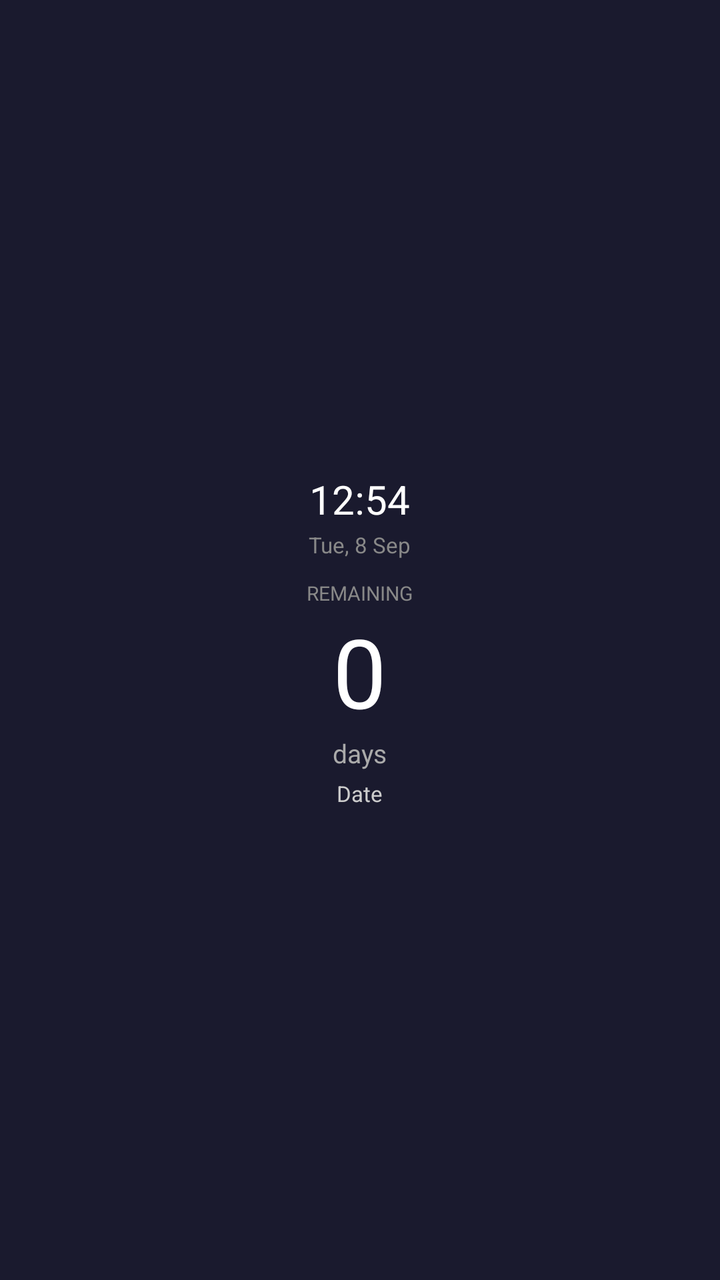
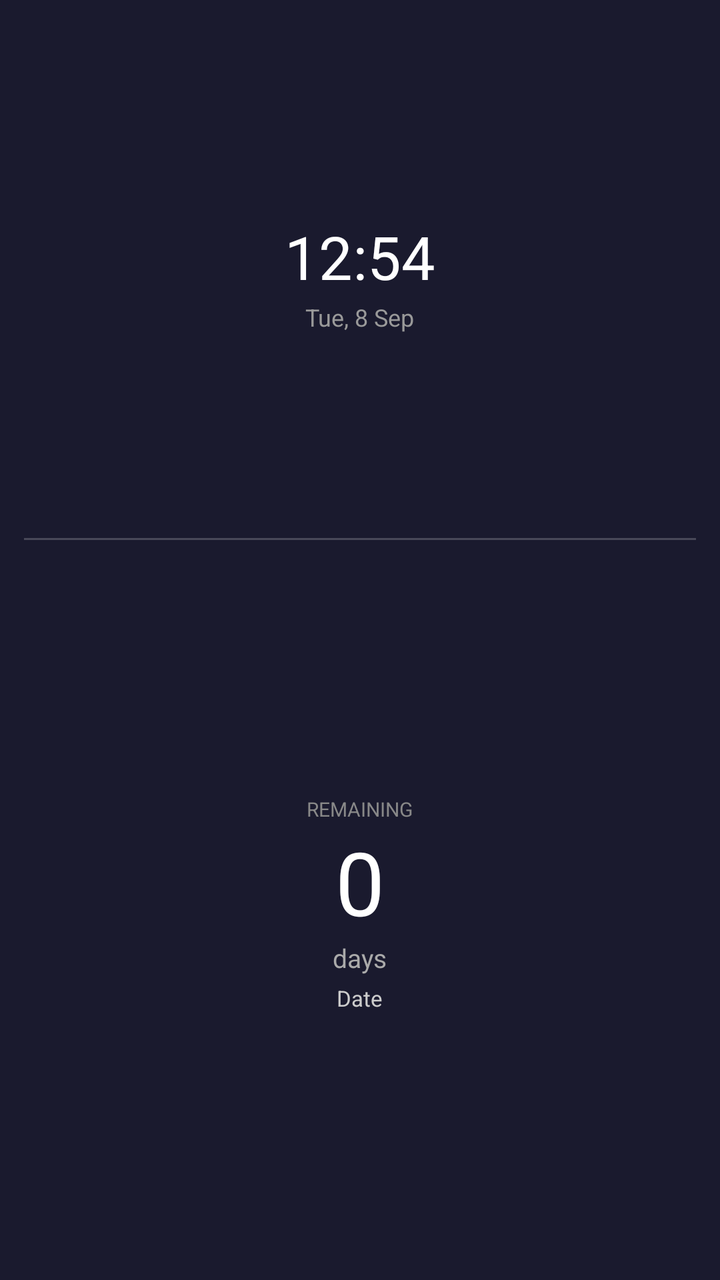

Before-and-after screenshots of an Android layout around one commit, followed by the original layout XML and the change that was made.
<!-- AndroidManifest.xml: application theme Theme.DaysUntil -->
<!-- res/layout/widget_layout.xml -->
<?xml version="1.0" encoding="utf-8"?>
<LinearLayout xmlns:android="http://schemas.android.com/apk/res/android"
    android:id="@+id/widgetContainer"
    android:layout_width="match_parent"
    android:layout_height="match_parent"
    android:orientation="vertical"
    android:gravity="center"
    android:background="#FF1A1A2E"
    android:padding="12dp">

    <TextView
        android:id="@+id/widgetClock"
        android:layout_width="wrap_content"
        android:layout_height="wrap_content"
        android:text="12:54"
        android:textSize="20sp"
        android:textColor="#FFFFFFFF"
        android:layout_marginBottom="2dp" />

    <TextView
        android:id="@+id/widgetTodayDate"
        android:layout_width="wrap_content"
        android:layout_height="wrap_content"
        android:text="Tue, 8 Sep"
        android:textSize="11sp"
        android:textColor="#FF888888"
        android:layout_marginBottom="10dp" />

    <TextView
        android:id="@+id/widgetLabel"
        android:layout_width="wrap_content"
        android:layout_height="wrap_content"
        android:text="REMAINING"
        android:textSize="10sp"
        android:textColor="#FF888888"
        android:maxLines="1"
        android:ellipsize="end" />

    <TextView
        android:id="@+id/widgetDays"
        android:layout_width="wrap_content"
        android:layout_height="wrap_content"
        android:text="0"
        android:textSize="48sp"
        android:textColor="#FFFFFFFF" />

    <TextView
        android:id="@+id/widgetDaysLabel"
        android:layout_width="wrap_content"
        android:layout_height="wrap_content"
        android:text="days"
        android:textSize="13sp"
        android:textColor="#FFAAAAAA" />

    <TextView
        android:id="@+id/widgetDate"
        android:layout_width="wrap_content"
        android:layout_height="wrap_content"
        android:text="Date"
        android:textSize="11sp"
        android:textColor="#FFCCCCCC"
        android:layout_marginTop="4dp" />

</LinearLayout>
<!-- resources referenced by this layout -->
<resources>
  <style name="Theme.DaysUntil" parent="Theme.Material3.DayNight.NoActionBar">
          <item name="colorPrimary">@color/purple_500</item>
          <item name="colorPrimaryVariant">@color/purple_700</item>
          <item name="colorOnPrimary">@color/white</item>
          <item name="android:statusBarColor">@color/purple_700</item>
      </style>
  <color name="purple_500">#FF6750A4</color>
  <color name="purple_700">#FF6750A4</color>
  <color name="white">#FFFFFFFF</color>
</resources>

<!-- the commit's change to res/layout/widget_layout.xml (unified diff, before → after) -->
@@ -4,61 +4,86 @@
     android:layout_width="match_parent"
     android:layout_height="match_parent"
     android:orientation="vertical"
-    android:gravity="center"
     android:background="#FF1A1A2E"
     android:padding="12dp">
 
-    <TextView
-        android:id="@+id/widgetClock"
-        android:layout_width="wrap_content"
-        android:layout_height="wrap_content"
-        android:text="12:54"
-        android:textSize="20sp"
-        android:textColor="#FFFFFFFF"
-        android:layout_marginBottom="2dp" />
+    <LinearLayout
+        android:id="@+id/widgetClockSection"
+        android:layout_width="match_parent"
+        android:layout_height="0dp"
+        android:layout_weight="1"
+        android:orientation="vertical"
+        android:gravity="center">
 
-    <TextView
-        android:id="@+id/widgetTodayDate"
-        android:layout_width="wrap_content"
-        android:layout_height="wrap_content"
-        android:text="Tue, 8 Sep"
-        android:textSize="11sp"
-        android:textColor="#FF888888"
-        android:layout_marginBottom="10dp" />
+        <TextView
+            android:id="@+id/widgetClock"
+            android:layout_width="wrap_content"
+            android:layout_height="wrap_content"
+            android:text="12:54"
+            android:textSize="30sp"
+            android:textColor="#FFFFFFFF" />
 
-    <TextView
-        android:id="@+id/widgetLabel"
-        android:layout_width="wrap_content"
-        android:layout_height="wrap_content"
-        android:text="REMAINING"
-        android:textSize="10sp"
-        android:textColor="#FF888888"
-        android:maxLines="1"
-        android:ellipsize="end" />
+        <TextView
+            android:id="@+id/widgetTodayDate"
+            android:layout_width="wrap_content"
+            android:layout_height="wrap_content"
+            android:text="Tue, 8 Sep"
+            android:textSize="12sp"
+            android:textColor="#FF999999"
+            android:layout_marginTop="2dp" />
 
-    <TextView
-        android:id="@+id/widgetDays"
-        android:layout_width="wrap_content"
-        android:layout_height="wrap_content"
-        android:text="0"
-        android:textSize="48sp"
-        android:textColor="#FFFFFFFF" />
+    </LinearLayout>
 
-    <TextView
-        android:id="@+id/widgetDaysLabel"
-        android:layout_width="wrap_content"
-        android:layout_height="wrap_content"
-        android:text="days"
-        android:textSize="13sp"
-        android:textColor="#FFAAAAAA" />
+    <View
+        android:layout_width="match_parent"
+        android:layout_height="1dp"
+        android:background="#33FFFFFF"
+        android:layout_marginTop="6dp"
+        android:layout_marginBottom="6dp" />
 
-    <TextView
-        android:id="@+id/widgetDate"
-        android:layout_width="wrap_content"
-        android:layout_height="wrap_content"
-        android:text="Date"
-        android:textSize="11sp"
-        android:textColor="#FFCCCCCC"
-        android:layout_marginTop="4dp" />
+    <LinearLayout
+        android:id="@+id/widgetEventSection"
+        android:layout_width="match_parent"
+        android:layout_height="0dp"
+        android:layout_weight="1.4"
+        android:orientation="vertical"
+        android:gravity="center">
+
+        <TextView
+            android:id="@+id/widgetLabel"
+            android:layout_width="wrap_content"
+            android:layout_height="wrap_content"
+            android:text="REMAINING"
+            android:textSize="10sp"
+            android:textColor="#FF888888"
+            android:maxLines="1"
+            android:ellipsize="end" />
+
+        <TextView
+            android:id="@+id/widgetDays"
+            android:layout_width="wrap_content"
+            android:layout_height="wrap_content"
+            android:text="0"
+            android:textSize="44sp"
+            android:textColor="#FFFFFFFF" />
+
+        <TextView
+            android:id="@+id/widgetDaysLabel"
+            android:layout_width="wrap_content"
+            android:layout_height="wrap_content"
+            android:text="days"
+            android:textSize="13sp"
+            android:textColor="#FFAAAAAA" />
+
+        <TextView
+            android:id="@+id/widgetDate"
+            android:layout_width="wrap_content"
+            android:layout_height="wrap_content"
+            android:text="Date"
+            android:textSize="11sp"
+            android:textColor="#FFCCCCCC"
+            android:layout_marginTop="4dp" />
+
+    </LinearLayout>
 
 </LinearLayout>
